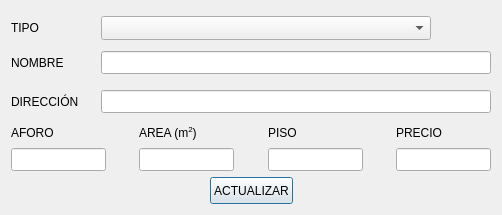
Old version of the form vntactualizar.ui in the repository joisRomero/SistemaDeEventos.
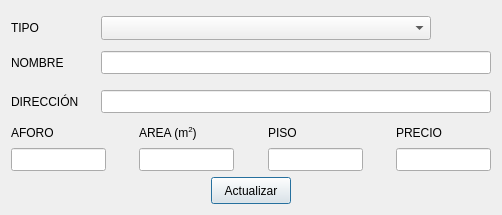
New version of the form.

```diff
--- a/vntactualizar.ui
+++ b/vntactualizar.ui
@@ -367,7 +367,7 @@
         </font>
        </property>
        <property name="text">
-        <string>ACTUALIZAR</string>
+        <string>Actualizar</string>
        </property>
       </widget>
      </item>
```
